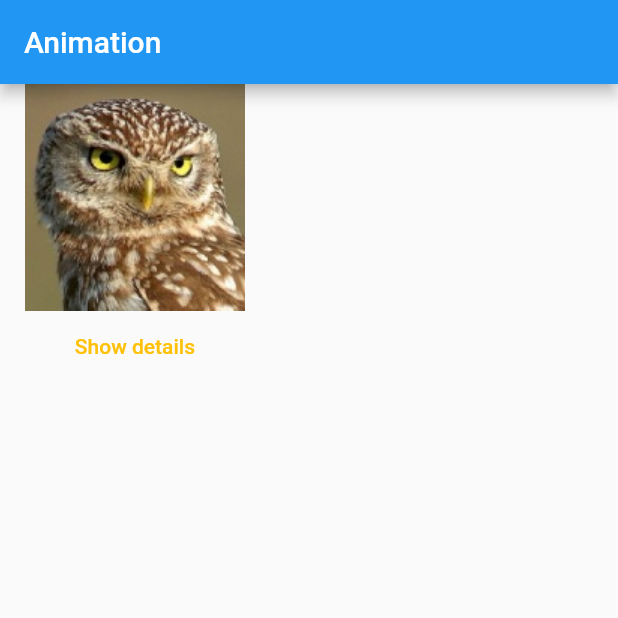
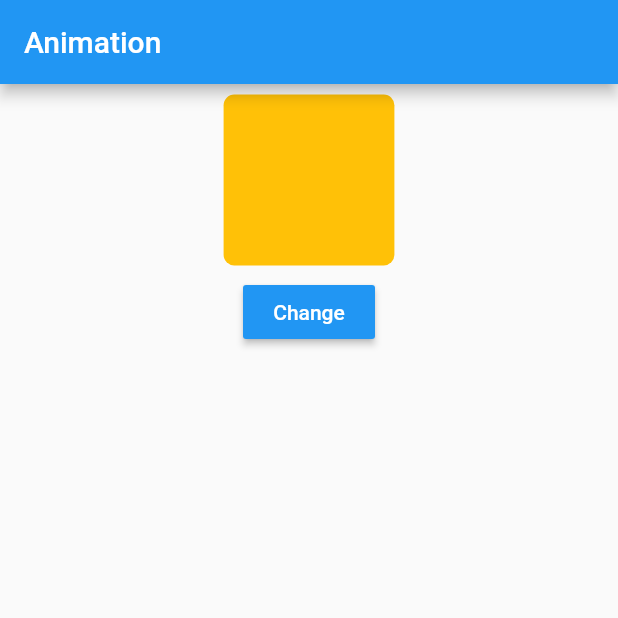
Before and after one commit to jantapabh/Flutter-Animation-, a Flutter app: the screen it shows after launch, on a phone screen of 412 x 824 dp, the top half of it. Run offline on Flutter 3.47's test engine with Material 2 defaults, Android fonts, the phone set to English and light mode, and no system bars.

Commit message:
add ShapeShiht

```diff
--- a/lib/main.dart
+++ b/lib/main.dart
@@ -1,65 +1,135 @@
-// Fade in and Fade out Animation
-// กดปุ่มแล้วแสดงคำอธิบายรูปภาพ
-import'package:flutter/material.dart';
+//// Fade in and Fade out Animation
+//// กดปุ่มแล้วแสดงคำอธิบายรูปภาพ
+//import'package:flutter/material.dart';
+//
+//void main() => runApp(MyApp());
+//
+//class MyApp extends StatelessWidget{
+//  @override
+//  Widget build(BuildContext context) {
+//
+//   return MaterialApp(
+//     title: "Animation",
+//     home: Scaffold(
+//       appBar: AppBar(title: Text("Animation"),),
+//       body: FadeInDemo(),
+//       //Show FadeInDemo Class
+//     ),
+//
+//   );
+//  }
+//}
+//
+//// FadeInDemo class create FadeInDemoState and extends StatefulWidget
+//class FadeInDemo extends StatefulWidget{
+//  FadeInDemoState createState() => FadeInDemoState();
+//  //FadeInDemoState createState () => FadeInDemoState();
+//}
+//
+//class FadeInDemoState extends State<FadeInDemo>{
+//  var opacity = 0.0;
+//  @override
+//
+//   //Display Main State
+//  // onPressed สำหนับกดปุ๋มแล้สแวดงผลกาทำงาน
+//  //MaterialButton with Onpressed use couple
+//
+//
+//  Widget build(BuildContext context) {
+//    // TODO: implement build
+//    return Column(
+//      children: <Widget>[
+//        Image.asset('assets/images/pic1.jpg'),
+//        MaterialButton(
+//          child: Text("Show details",style: TextStyle(color: Colors.amber)),
+//          onPressed: () => setState(() {
+//            opacity = 1;
+//          }),
+//        ),
+//        AnimatedOpacity(
+//          duration: Duration(seconds: 2),
+//          child: Column(
+//            children: <Widget>[
+//              Text("Type: Owl"),
+//              Text("Food Small mammals, insect")
+//            ],
+//          ),
+//          opacity: opacity,
+//        )
+//      ],
+//    );
+//  }
+//
+//}
+
+//ShapeShiht
+
+import 'dart:math';
+import 'package:flutter/material.dart';
+
+double randomBorderRadius() {
+  return Random().nextDouble() * 64;
+}
+
+double randomMargin() {
+  return Random().nextDouble() * 64;
+}
 
 void main() => runApp(MyApp());
 
-class MyApp extends StatelessWidget{
+class MyApp extends StatelessWidget {
   @override
   Widget build(BuildContext context) {
-
-   return MaterialApp(
-     title: "Animation",
-     home: Scaffold(
-       appBar: AppBar(title: Text("Animation"),),
-       body: FadeInDemo(),
-       //Show FadeInDemo Class
-     ),
-
-   );
+    return MaterialApp(
+        debugShowCheckedModeBanner: false,
+        title: "Test Animation",
+        home: AnimatedContainerDemo());
   }
 }
 
-// FadeInDemo class create FadeInDemoState and extends StatefulWidget
-class FadeInDemo extends StatefulWidget{
-  FadeInDemoState createState() => FadeInDemoState();
-  //FadeInDemoState createState () => FadeInDemoState();
+class AnimatedContainerDemo extends StatefulWidget {
+  AnimatedContainerDemoState createState() => AnimatedContainerDemoState();
 }
 
-class FadeInDemoState extends State<FadeInDemo>{
-  var opacity = 0.0;
+class AnimatedContainerDemoState extends State<AnimatedContainerDemo> {
+  var borderRadius = randomBorderRadius();
+  var margin = randomMargin();
+
+  void change() {
+    setState(() {
+      borderRadius = randomBorderRadius();
+      margin = randomMargin();
+    });
+  }
+
   @override
-
-   //Display Main State
-  // onPressed สำหนับกดปุ๋มแล้สแวดงผลกาทำงาน
-  //MaterialButton with Onpressed use couple
-
-
   Widget build(BuildContext context) {
-    // TODO: implement build
-    return Column(
-      children: <Widget>[
-        Image.asset('assets/images/pic1.jpg'),
-        MaterialButton(
-          child: Text("Show details",style: TextStyle(color: Colors.amber)),
-          onPressed: () => setState(() {
-            opacity = 1;
-          }),
+    return Scaffold(
+      appBar: AppBar(title: Text("Animation")),
+      body: Center(
+        child: Column(
+          children: <Widget>[
+            SizedBox(
+              width: 128,
+              height: 128,
+              child: AnimatedContainer(
+                duration: Duration(seconds: 2),
+                margin: EdgeInsets.all(margin),
+                decoration: BoxDecoration(
+                    color: Colors.amber,
+                    borderRadius: BorderRadius.circular(borderRadius)),
+              ),
+            ),
+            MaterialButton(
+                color: Colors.blue,
+                child: Text(
+                  "Change",
+                  style: TextStyle(color: Colors.white),
+                ),
+                onPressed: () => change())
+          ],
         ),
-        AnimatedOpacity(
-          duration: Duration(seconds: 2),
-          child: Column(
-            children: <Widget>[
-              Text("Type: Owl"),
-              Text("Food Small mammals, insect")
-            ],
-          ),
-          opacity: opacity,
-        )
-      ],
+      ),
     );
   }
-
-
-
 }
```
